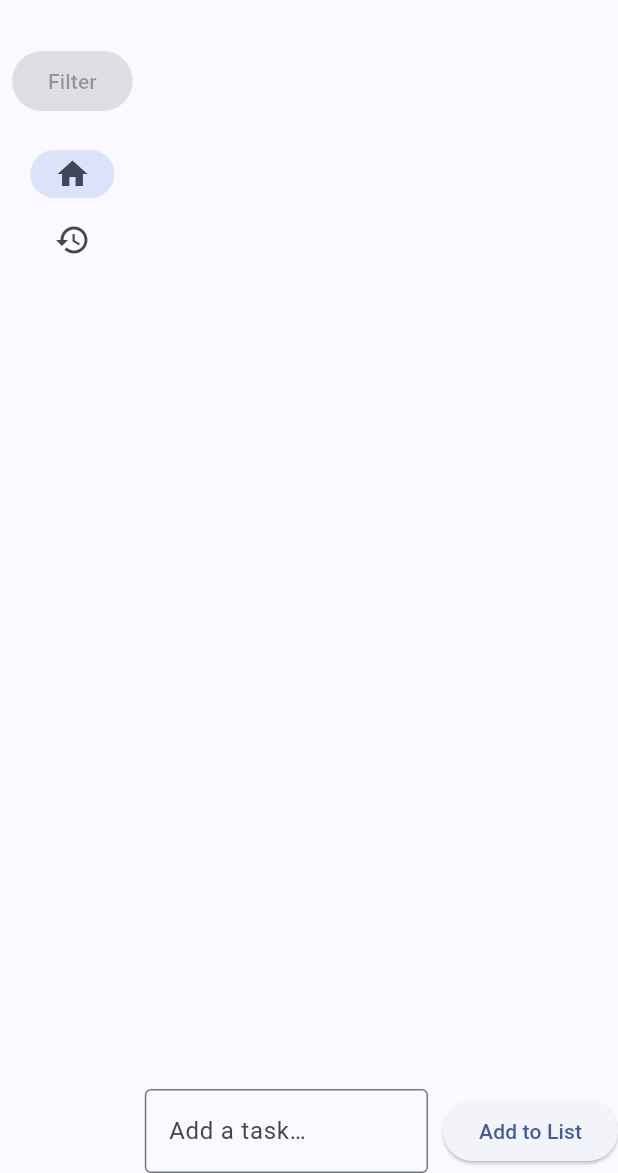
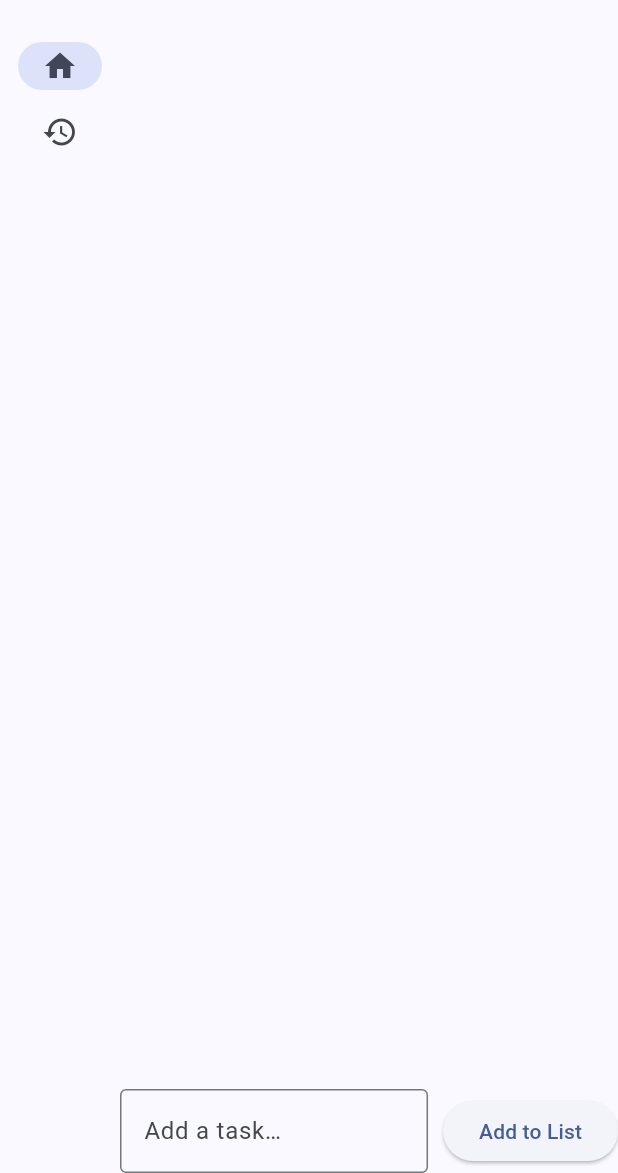
Before and after one commit to soeySause/to_do_list, a Flutter app: the screen it shows after launch, on a phone screen of 412 x 824 dp, the part 63-1236 px from its top. Run offline on Flutter 3.47's test engine with Material 3 defaults, Android fonts, the phone set to English and light mode, and no system bars.

Commit message:
removed sort button

```diff
--- a/lib/main.dart
+++ b/lib/main.dart
@@ -104,10 +104,6 @@ class _HomeScreenState extends State<HomeScreen> {
           SafeArea(
             child: NavigationRail(
               extended: false,
-              leading: Padding(
-                padding: const EdgeInsets.all(8.0),
-                child: FilterButton(),
-              ),
               destinations: [
                 NavigationRailDestination(
                   icon: Icon(Icons.home),
@@ -310,55 +306,3 @@ class ArchivedToDoListItem extends StatelessWidget {
     );
   }
 }
-
-
-
-class FilterButton extends StatefulWidget {
-  @override
-  _FilterButtonState createState() => _FilterButtonState();
-}
-
-class _FilterButtonState extends State<FilterButton> {
-  final List<String> options = ['Favorite', 'Completed', 'Deleted'];
-  final Set<String> selectedOptions = {};
-
-  @override
-  Widget build(BuildContext context) {
-    return PopupMenuButton<String>(
-      itemBuilder: (context) {
-        return options.map((option) {
-          return PopupMenuItem<String>(
-            value: option,
-            enabled: false, // IMPORTANT
-            child: StatefulBuilder(
-              builder: (context, setStatePopup) {
-                return CheckboxListTile(
-                  title: Text(option),
-                  value: selectedOptions.contains(option),
-                  onChanged: (checked) {
-                    setState(() {
-                      if (checked == true) {
-                        selectedOptions.add(option);
-                      } else {
-                        selectedOptions.remove(option);
-                      }
-                    });
-                    setStatePopup(() {});
-                  },
-                );
-              },
-            ),
-          );
-        }).toList();
-      },
-      child: ElevatedButton(
-        onPressed: null,
-        child: Text(
-          selectedOptions.isEmpty
-              ? 'Filter'
-              : 'Filter (${selectedOptions.length})',
-        ),
-      ),
-    );
-  }
-}
```
